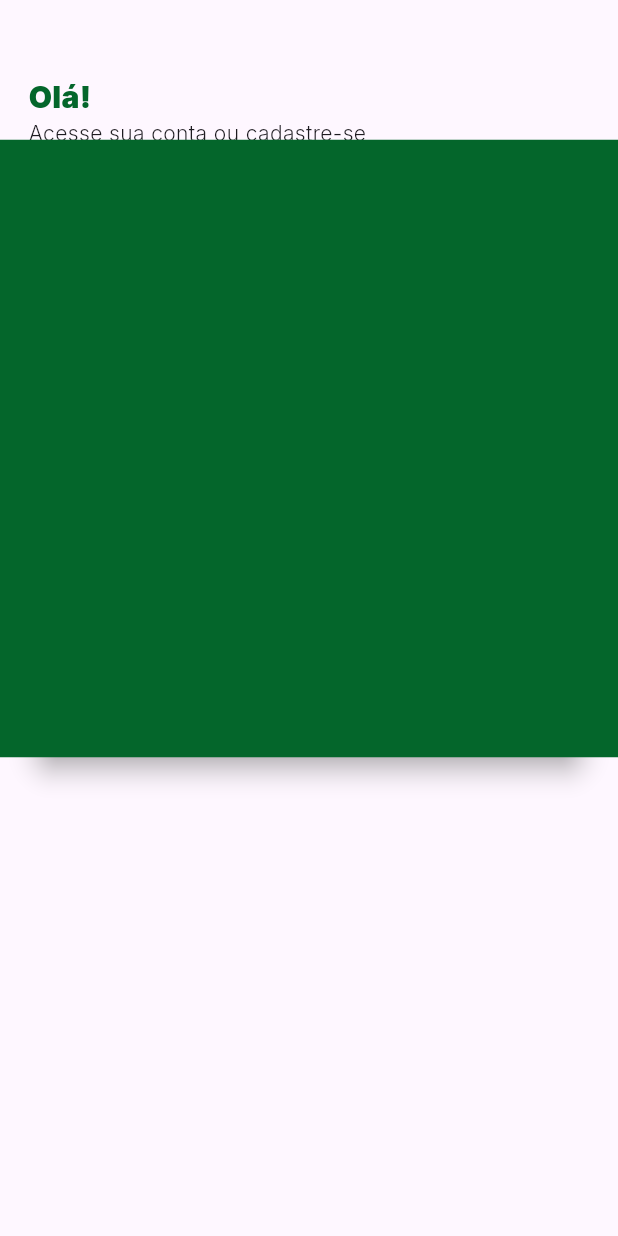
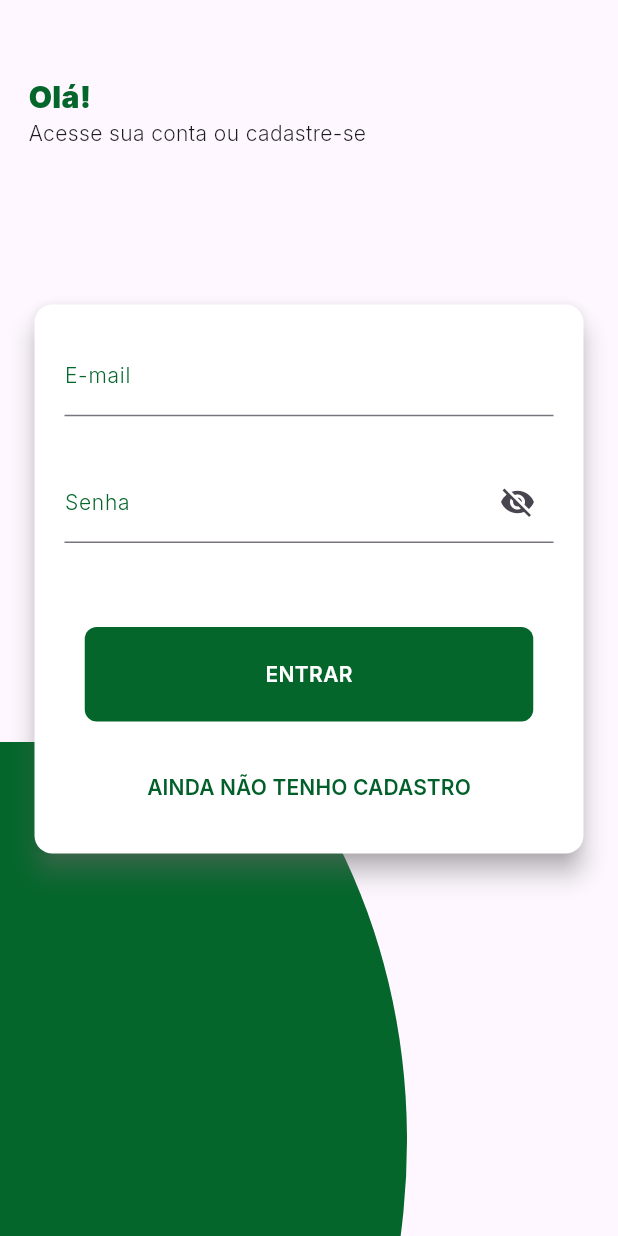
Before and after one commit to AdsonBruno/rent_a_car, a Flutter app: the LoginScreen screen opened by its route, on a phone screen of 412 x 824 dp. Run offline on Flutter 3.47's test engine with Material 3 defaults, Android fonts, the phone set to English and light mode, and no system bars; our stand-ins replace flutter_svg, shared_preferences, smooth_page_indicator; missing offline and left inert: cpf_cnpj_validator; accounts and stored records are empty.

Commit message:
feat: add ellipse format in login screen

```diff
--- a/lib/views/login/login_screen.dart
+++ b/lib/views/login/login_screen.dart
@@ -1,4 +1,8 @@
+import 'package:flutter/cupertino.dart';
 import 'package:flutter/material.dart';
+import 'package:flutter/widgets.dart';
+import 'package:flutter_svg/flutter_svg.dart';
+import 'package:flutter_svg/svg.dart';
 import 'package:rental_of_vehicle/controllers/login_controller/login_controller.dart';
 import 'package:rental_of_vehicle/views/core/app_colors.dart';
 import 'package:rental_of_vehicle/views/widgets/button/button_widget.dart';
@@ -17,8 +21,20 @@ class _LoginScreenState extends State<LoginScreen> {
   @override
   Widget build(BuildContext context) {
     return Scaffold(
-      body: Stack(
+      body: SizedBox.expand(
+        child: Stack(
           children: [
+            Positioned(
+              bottom: 0,
+              left: -MediaQuery.of(context).size.width * 0.6,
+              right: 140,
+              child: SvgPicture.asset(
+                'assets/others/ellipse.svg',
+                height: MediaQuery.of(context).size.height * 0.4,
+                // width: (MediaQuery.of(context).size.width - 30) / 3,
+                fit: BoxFit.cover,
+              ),
+            ),
             SingleChildScrollView(
               reverse: true,
               child: Padding(
@@ -62,7 +78,23 @@ class _LoginScreenState extends State<LoginScreen> {
                                 labelText: 'Senha',
                               ),
                               const SizedBox(height: 56),
-                            ButtonWidget(nameButton: 'ENTRAR', onPressed: () {})
+                              ButtonWidget(
+                                nameButton: 'ENTRAR',
+                                onPressed: () {},
+                              ),
+                              const SizedBox(height: 20),
+                              TextButton(
+                                child: const Text(
+                                  'AINDA NÃO TENHO CADASTRO',
+                                  style: TextStyle(
+                                    fontSize: 14,
+                                    fontFamily: 'Inter',
+                                    fontWeight: FontWeight.w600,
+                                    color: AppColors.darkLeafGreen,
+                                  ),
+                                ),
+                                onPressed: () {},
+                              )
                             ],
                           ),
                         ),
@@ -72,18 +104,8 @@ class _LoginScreenState extends State<LoginScreen> {
                 ),
               ),
             ),
-          Positioned(
-            bottom: 0,
-            left: 0,
-            child: ClipPath(
-              child: Container(
-                width: MediaQuery.of(context).size.width,
-                height: MediaQuery.of(context).size.height / 2,
-                color: AppColors.green,
+          ],
         ),
-            ),
-          ),
-        ],
       ),
     );
   }
--- a/pubspec.yaml
+++ b/pubspec.yaml
@@ -67,6 +67,7 @@ flutter:
     - assets/images/
     - assets/fonts/inter/
     - assets/icons/
+    - assets/others/
   #   - images/a_dot_burr.jpeg
   #   - images/a_dot_ham.jpeg
 
```
Also changed, not shown: assets/others/ellipse.svg (added). Lines whose indentation alone changed are shown as unchanged.
